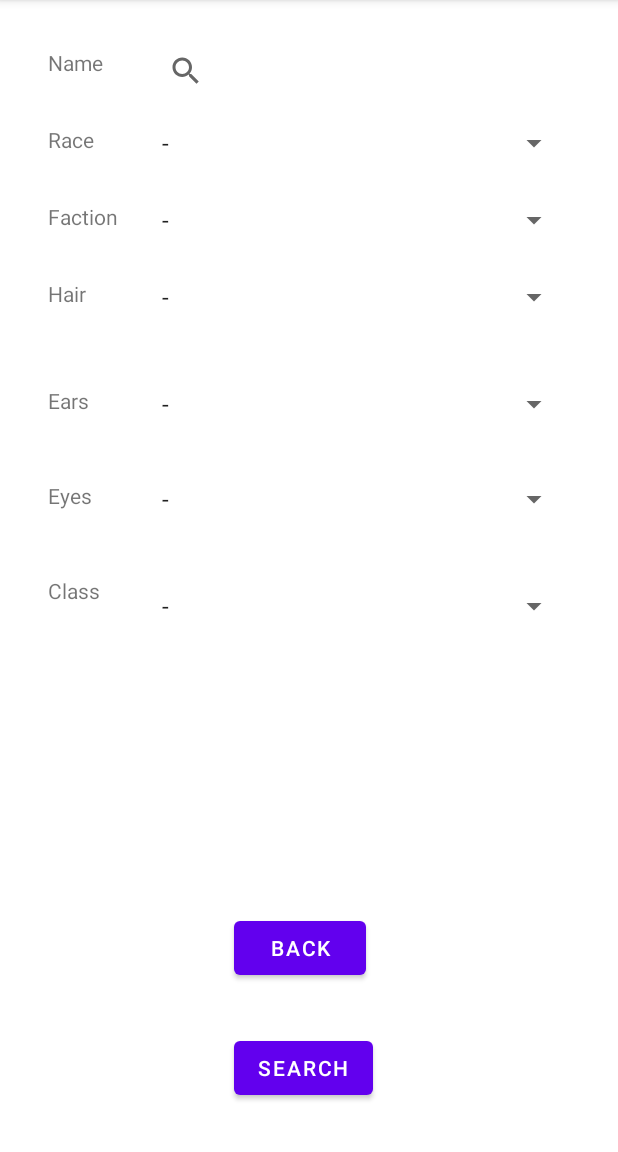
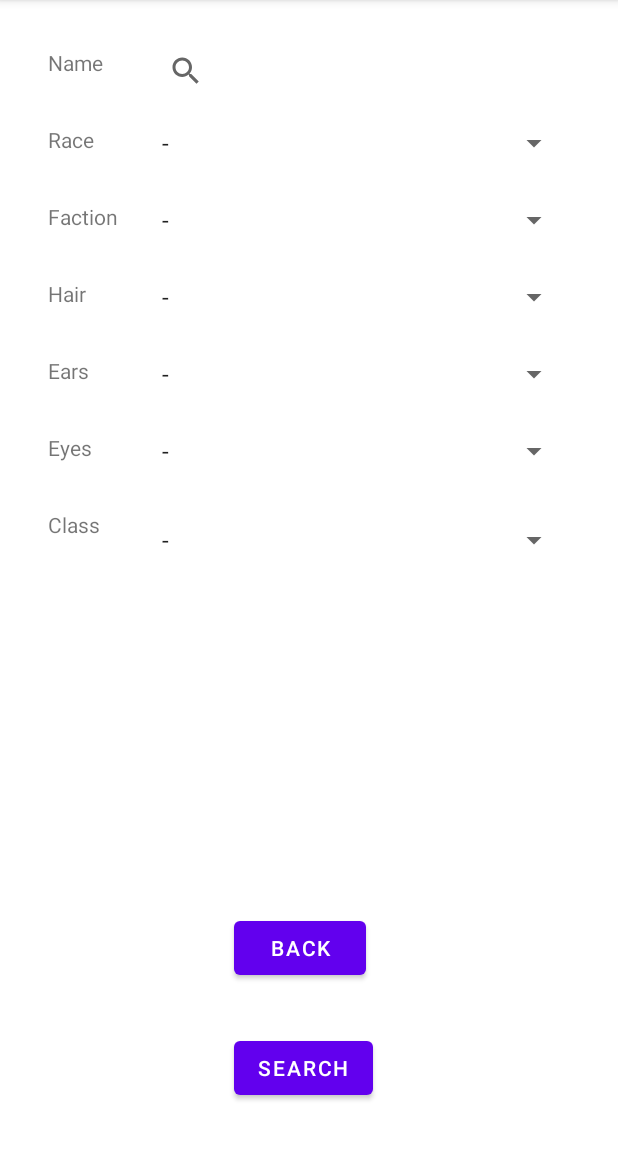
Before and after one commit to zDoctrov/database_project, an Android app: the QueryPage screen opened directly, with no data from a screen before it, on a phone screen of 412 x 824 dp, the part 84-1236 px from its top. Run offline under Robolectric (Android 15) with nearby library versions, the phone set to English and light mode, and no system bars.

Commit message:
query page adjustments

```diff
--- a/app/src/main/res/layout/activity_query_page.xml
+++ b/app/src/main/res/layout/activity_query_page.xml
@@ -22,7 +22,7 @@
         android:layout_width="wrap_content"
         android:layout_height="wrap_content"
         android:layout_marginStart="32dp"
-        android:layout_marginTop="52dp"
+        android:layout_marginTop="32dp"
         android:text="Ears"
         app:layout_constraintStart_toStartOf="parent"
         app:layout_constraintTop_toBottomOf="@+id/textView7" />
@@ -72,7 +72,7 @@
         android:layout_width="wrap_content"
         android:layout_height="wrap_content"
         android:layout_marginStart="32dp"
-        android:layout_marginTop="44dp"
+        android:layout_marginTop="32dp"
         android:text="Eyes"
         app:layout_constraintStart_toStartOf="parent"
         app:layout_constraintTop_toBottomOf="@+id/textView10" />
@@ -82,7 +82,7 @@
         android:layout_width="wrap_content"
         android:layout_height="wrap_content"
         android:layout_marginStart="32dp"
-        android:layout_marginTop="44dp"
+        android:layout_marginTop="32dp"
         android:text="Class"
         app:layout_constraintStart_toStartOf="parent"
         app:layout_constraintTop_toBottomOf="@+id/textView8" />
```
